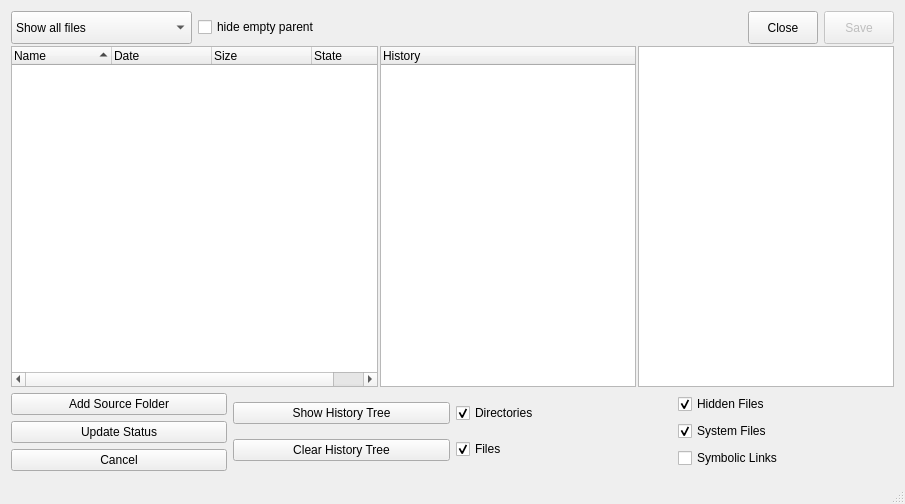
The window that source/mainwindow.ui (Rolloke/GUI-Apps) describes before a commit, drawn with Qt 5.
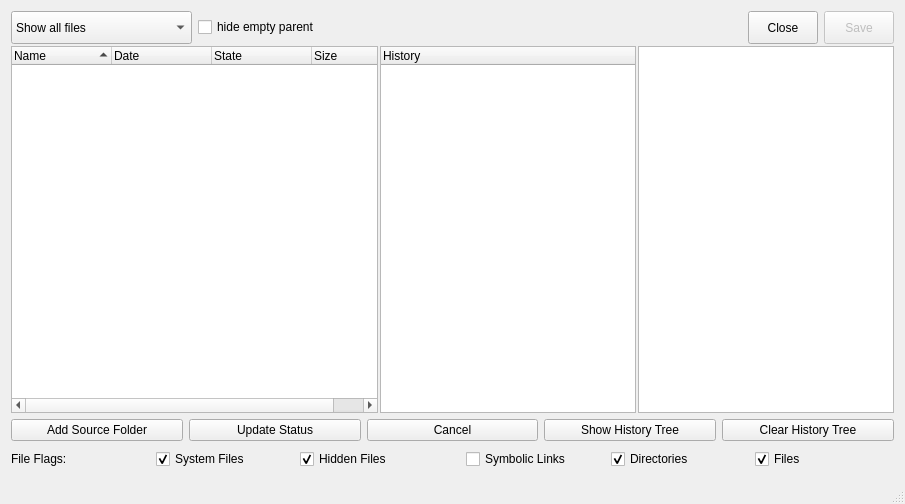
The same window after the commit.

What changed in the file:
```diff
--- a/source/mainwindow.ui
+++ b/source/mainwindow.ui
@@ -136,16 +136,16 @@
             <string>Date</string>
            </property>
           </column>
-          <column>
-           <property name="text">
-            <string>Size</string>
-           </property>
-          </column>
           <column>
            <property name="text">
             <string>State</string>
            </property>
           </column>
+          <column>
+           <property name="text">
+            <string>Size</string>
+           </property>
+          </column>
          </widget>
         </item>
        </layout>
@@ -273,8 +273,6 @@
     <item>
      <layout class="QHBoxLayout" name="layoutButtons">
       <item>
-       <layout class="QVBoxLayout" name="verticalLayoutCopy">
-        <item>
          <widget class="QPushButton" name="btnAddSourceFolder">
           <property name="text">
            <string>Add Source Folder</string>
@@ -319,13 +317,6 @@
           </property>
          </widget>
         </item>
-       </layout>
-      </item>
-      <item>
-       <layout class="QVBoxLayout" name="verticalLayoutHistory">
-        <property name="sizeConstraint">
-         <enum>QLayout::SetDefaultConstraint</enum>
-        </property>
         <item>
          <widget class="QPushButton" name="btnHideHistory">
           <property name="minimumSize">
@@ -358,31 +349,36 @@
        </layout>
       </item>
       <item>
-       <layout class="QVBoxLayout" name="verticalLayoutSettings1">
+     <layout class="QHBoxLayout" name="horizontalLayoutTool"/>
+    </item>
         <item>
-         <widget class="QCheckBox" name="ckDirectories">
-          <property name="text">
-           <string>Directories</string>
-          </property>
-          <property name="checked">
-           <bool>true</bool>
-          </property>
+     <layout class="QHBoxLayout" name="horizontalLayoutFlags">
+      <property name="topMargin">
+       <number>2</number>
+      </property>
+      <property name="bottomMargin">
+       <number>2</number>
+      </property>
+      <item>
+       <widget class="QLabel" name="label">
+        <property name="text">
+         <string>File Flags:</string>
+        </property>
          </widget>
         </item>
         <item>
-         <widget class="QCheckBox" name="ckFiles">
+       <widget class="QCheckBox" name="ckSystemFiles">
           <property name="text">
-           <string>Files</string>
-          </property>
+         <string>System Files</string>
+        </property>
+        <property name="checkable">
+         <bool>true</bool>
+        </property>
           <property name="checked">
            <bool>true</bool>
           </property>
          </widget>
         </item>
-       </layout>
-      </item>
-      <item>
-       <layout class="QVBoxLayout" name="verticalLayoutSettings2">
         <item>
          <widget class="QCheckBox" name="ckHiddenFiles">
           <property name="minimumSize">
@@ -399,19 +395,6 @@
           </property>
          </widget>
         </item>
-        <item>
-         <widget class="QCheckBox" name="ckSystemFiles">
-          <property name="text">
-           <string>System Files</string>
-          </property>
-          <property name="checkable">
-           <bool>true</bool>
-          </property>
-          <property name="checked">
-           <bool>true</bool>
-          </property>
-         </widget>
-        </item>
         <item>
          <widget class="QCheckBox" name="ckSymbolicLinks">
           <property name="text">
@@ -419,7 +402,25 @@
           </property>
          </widget>
         </item>
-       </layout>
+      <item>
+       <widget class="QCheckBox" name="ckDirectories">
+        <property name="text">
+         <string>Directories</string>
+        </property>
+        <property name="checked">
+         <bool>true</bool>
+        </property>
+       </widget>
+      </item>
+      <item>
+       <widget class="QCheckBox" name="ckFiles">
+        <property name="text">
+         <string>Files</string>
+        </property>
+        <property name="checked">
+         <bool>true</bool>
+        </property>
+       </widget>
       </item>
      </layout>
     </item>
```
Lines whose indentation alone changed are shown as unchanged.
